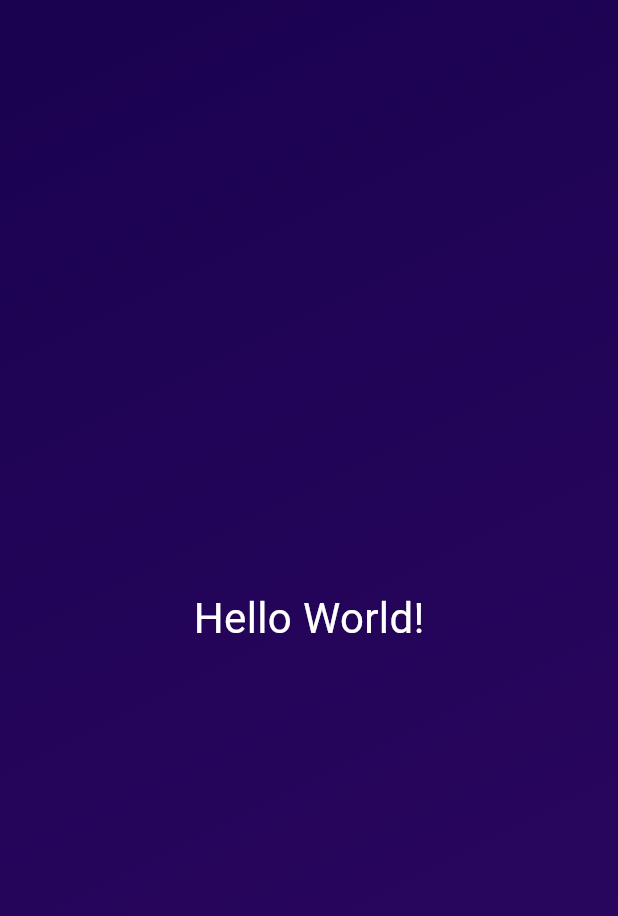
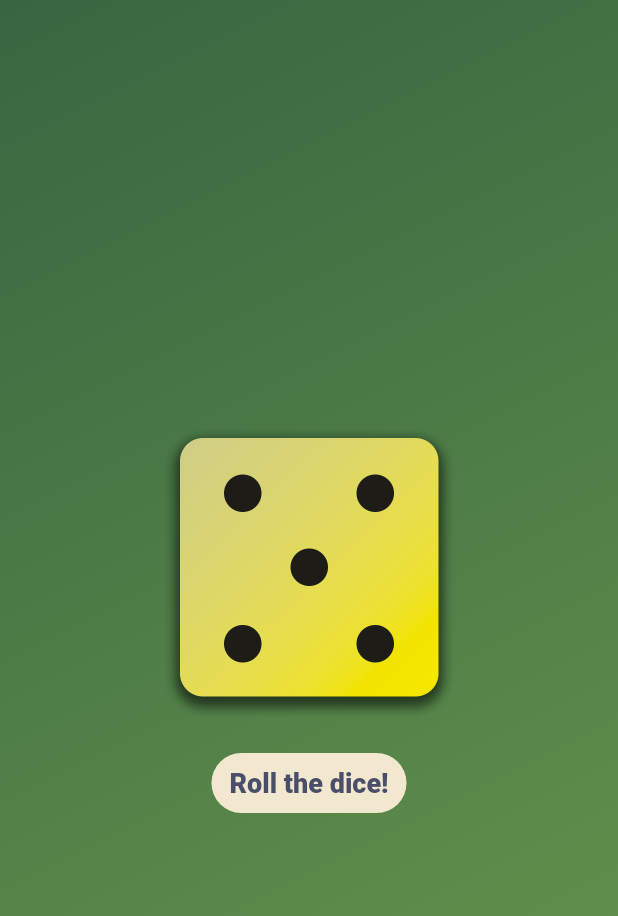
Before and after one commit to yaboidimsum/flutter_study, a Flutter app: the screen it shows after launch, on a phone screen of 412 x 824 dp. Shown: the top 916 px of the screen. Run offline on Flutter 3.47's test engine with Material 3 defaults, Android fonts, the phone set to English and light mode, and no system bars; Roboto replaces fonts that are missing (Raleway).

Commit message:
feat: add dice and button roller

```diff
--- /dev/null
+++ b/flutter_projects/roll_dice_app/lib/dice_roller.dart
@@ -0,0 +1,49 @@
+import 'package:flutter/material.dart';
+import 'dart:math';
+
+final randomizer =
+    Random(); // Declared here so that it is only created once, not every change of the state
+
+class DiceRoller extends StatefulWidget {
+  const DiceRoller({super.key});
+
+  @override
+  State<DiceRoller> createState() {
+    return _DiceRollerState();
+  }
+}
+
+class _DiceRollerState extends State<DiceRoller> {
+  var currentDiceRoll = randomizer.nextInt(6) + 1;
+
+  void rollDice() {
+    setState(() {
+      currentDiceRoll = randomizer.nextInt(6) + 1;
+    });
+  }
+
+  @override
+  Widget build(context) {
+    return Column(
+      mainAxisSize: MainAxisSize
+          .min, // Align the children to the center, the column will take the minimum height
+      children: [
+        Image.asset(
+          'assets/images/dice-$currentDiceRoll.png',
+          width: 200,
+        ),
+        const SizedBox(height: 20),
+        TextButton(
+          onPressed: rollDice,
+          style: TextButton.styleFrom(
+            foregroundColor: const Color(0xff4a4e69),
+            backgroundColor: const Color(0xfff2e8cf),
+            textStyle:
+                const TextStyle(fontSize: 18, fontWeight: FontWeight.w800),
+          ),
+          child: const Text('Roll the dice!'),
+        )
+      ],
+    );
+  }
+}
--- a/flutter_projects/roll_dice_app/lib/gradient_container.dart
+++ b/flutter_projects/roll_dice_app/lib/gradient_container.dart
@@ -1,25 +1,31 @@
 import 'package:flutter/material.dart';
-import 'package:roll_dice_app/styled_text.dart';
+import 'package:roll_dice_app/dice_roller.dart';
+
+const startAlignment = Alignment.topLeft;
+const endAlignment = Alignment.bottomRight;
 
 class GradientContainer extends StatelessWidget {
-  const GradientContainer(
+  const GradientContainer(this.colorStart, this.colorEnd,
       {super.key}); //Super refers to the parent class constructor which is StatelessWidget in this case
+
+  final Color colorStart;
+  final Color colorEnd;
+
 
   @override // Override the build method
   Widget build(context) {
     //Context is a metadata object that contains information about the current state of the app
     return Container(
-      decoration: const BoxDecoration(
+      decoration: BoxDecoration(
         gradient: LinearGradient(
-          colors: [
-            Color.fromARGB(255, 26, 2, 80),
-            Color.fromARGB(255, 45, 7, 98)
-          ],
-          begin: Alignment.topLeft,
-          end: Alignment.bottomRight,
+          colors: [colorStart, colorEnd],
+          begin: startAlignment,
+          end: endAlignment,
         ),
       ),
-      child: const Center(child: StyledText()),
+      child: const Center(
+        child: DiceRoller(),
+      ),
     );
   }
 }
--- a/flutter_projects/roll_dice_app/lib/main.dart
+++ b/flutter_projects/roll_dice_app/lib/main.dart
@@ -5,7 +5,10 @@ void main() {
   runApp(
     const MaterialApp(
       home: Scaffold(
-        body: GradientContainer(),
+        body: GradientContainer(
+          Color(0xff386641),
+          Color(0xff6a994e),
+        ),
       ),
     ),
   );
--- a/flutter_projects/roll_dice_app/lib/styled_text.dart
+++ b/flutter_projects/roll_dice_app/lib/styled_text.dart
@@ -1,13 +1,15 @@
 import 'package:flutter/material.dart';
 
 class StyledText extends StatelessWidget {
-  const StyledText({super.key});
+  const StyledText(this.text, {super.key});
+
+  final String text;
 
   @override
   Widget build(context) {
-    return const Text(
-      "Hello World!",
-      style: TextStyle(
+    return Text(
+      text,
+      style: const TextStyle(
           color: Colors.white, height: 5, fontFamily: 'Raleway', fontSize: 28),
     );
   }
```
Also changed, not shown: flutter_projects/roll_dice_app/pubspec.yaml (+7 -3 lines), flutter_projects/roll_dice_app/assets/images/dice-1.png (added), flutter_projects/roll_dice_app/assets/images/dice-2.png (added), flutter_projects/roll_dice_app/assets/images/dice-3.png (added), flutter_projects/roll_dice_app/assets/images/dice-4.png (added), flutter_projects/roll_dice_app/assets/images/dice-5.png (added), flutter_projects/roll_dice_app/assets/images/dice-6.png (added).
